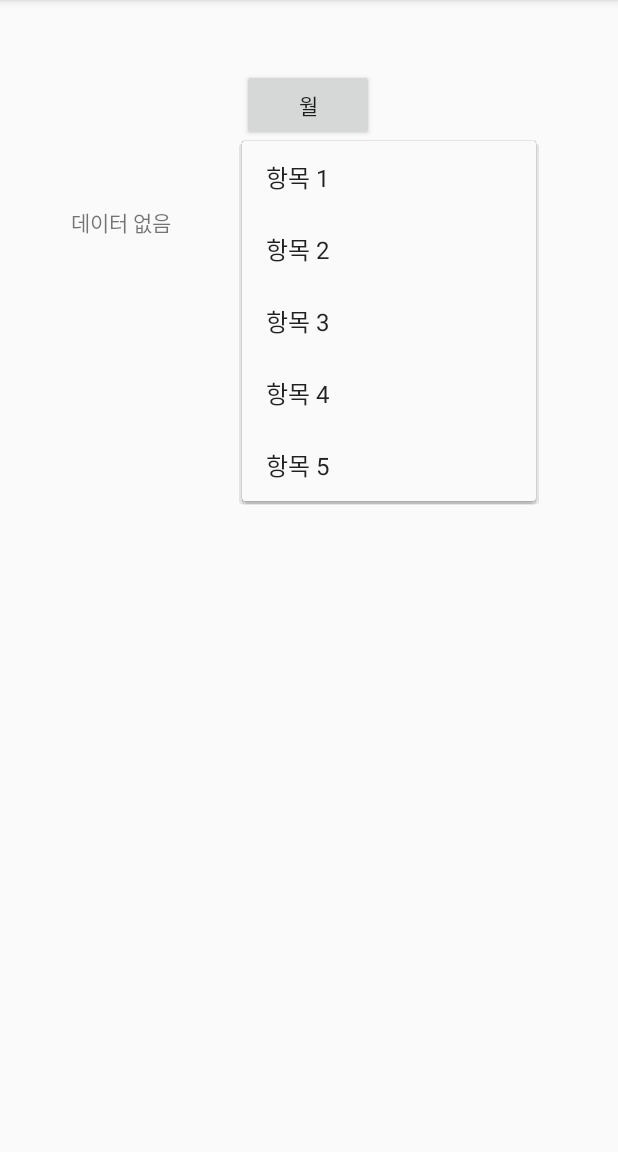
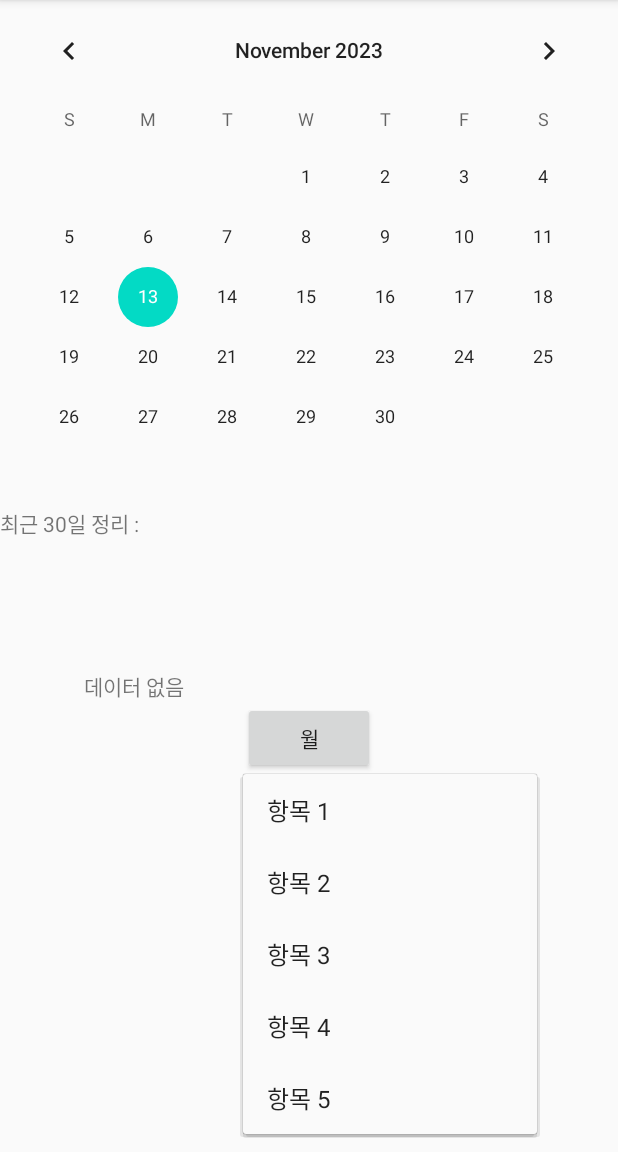
Before and after one commit to 99apollo/MobileSoftware, an Android app: the FoodAnalyze screen opened directly, with no data from a screen before it, after a tap on an icon or button, on a phone screen of 412 x 824 dp, the part 84-1236 px from its top. Run offline under Robolectric (Android 15) with nearby library versions, the phone set to English and light mode, and no system bars.

Commit message:
수정본

```diff
--- a/app/build.gradle
+++ b/app/build.gradle
@@ -3,7 +3,7 @@ plugins {
 }
 
 android {
-    compileSdk 32
+    compileSdk 34
 
     defaultConfig {
         applicationId "com.example.myapplication"
@@ -33,6 +33,7 @@ dependencies {
     implementation 'com.android.support.constraint:constraint-layout:2.0.4'
     implementation 'androidx.constraintlayout:constraintlayout:2.1.4'
     implementation 'com.google.android.material:material:1.6.1'
+    implementation 'androidx.compose.animation:animation-graphics-android:+'
     testImplementation 'junit:junit:4.13.2'
     androidTestImplementation 'com.android.support.test:runner:1.0.2'
     androidTestImplementation 'com.android.support.test.espresso:espresso-core:3.0.2'
--- a/app/src/main/java/com/example/myapplication/FoodAnalyze.java
+++ b/app/src/main/java/com/example/myapplication/FoodAnalyze.java
@@ -1,7 +1,9 @@
 package com.example.myapplication;
 
+import android.content.Context;
 import android.content.SharedPreferences;
 import android.os.Bundle;
+import android.util.Log;
 import android.view.MenuItem;
 import android.view.View;
 import android.widget.Button;
@@ -12,11 +14,24 @@ import android.widget.Toast;
 import androidx.annotation.Nullable;
 import androidx.appcompat.app.AppCompatActivity;
 
+import com.google.gson.Gson;
+
+import java.text.ParseException;
+import java.text.SimpleDateFormat;
+import java.util.ArrayList;
+import java.util.Calendar;
+import java.util.Date;
+import java.util.HashMap;
+import java.util.List;
+import java.util.Locale;
+import java.util.Map;
+
 public class FoodAnalyze extends AppCompatActivity {
 
     private TextView displayDataTextView;
     private SharedPreferences sharedPreferences;
     private static final String PREFERENCES_NAME = "FoodPreferences";
+
     @Override
     protected void onCreate(@Nullable Bundle saveInstanceState){
         super.onCreate(saveInstanceState);
@@ -28,8 +43,79 @@ public class FoodAnalyze extends AppCompatActivity {
                 showDynamicPopupMenu(view);
             }
         });
+        List<FoodData> dataList=getAllFoodDataFromPreferences();
+        int totalCost=0;
+        int totalCal=0;
+        int brekfastCal=0;
+        int lunchCal=0;
+        int dinnerCal=0;
+        int drinkCal=0;
+        for(FoodData entry:dataList){
+            String Type=entry.getSelectedType();
+            totalCost+=entry.getCost();
+            // 조식, 중식, 석식, 음료에 해당하는 칼로리 업데이트
+            if (Type.equals("조식")) {
+                brekfastCal+=entry.getCalories();
+            } else if (Type.equals("중식")) {
+                lunchCal+=entry.getCalories();
+            } else if (Type.equals("석식")) {
+                dinnerCal+=entry.getCalories();
+            } else if (Type.equals("음료")) {
+                drinkCal+=entry.getCalories();
+            }
+            totalCal+=entry.getCalories();
+        }
+        Log.e("cal : ",totalCal+" 조식 "+brekfastCal);
+    }
+    public List<FoodData> getAllFoodDataFromPreferences() {
+        SharedPreferences sharedPreferences = getSharedPreferences(PREFERENCES_NAME, MODE_PRIVATE);
+        Map<String, ?> allEntries = sharedPreferences.getAll();
 
+        List<FoodData> foodDataList = new ArrayList<>();
+        List<FoodData> foodDatabefore30 = new ArrayList<>();
 
+        Calendar calendar = Calendar.getInstance();
+        calendar.setTime(new Date());
+        long currentTimeInMillis = calendar.getTimeInMillis();
+        // 현재 시간 가져오기
+        Calendar currentTime = Calendar.getInstance();
+        for (Map.Entry<String, ?> entry : allEntries.entrySet()) {
+            String foodDataJson = entry.getValue().toString();
+            if (!entry.getKey().startsWith("data_set_")) {
+                continue;
+            }
+            Log.e("시발 : ",foodDataJson+" key "+entry.getKey());
+            FoodData foodData = new Gson().fromJson(foodDataJson, FoodData.class);
+            foodDataList.add(foodData);
+            String selectedDateStr = foodData.getSelectedDate(); // "2023년11월8일12시35분"와 같은 형식
+            Calendar selectedTime = parseSelectedDate(selectedDateStr);
+            // 현재 시간과 선택한 시간의 차이를 일로 계산
+            String test= String.valueOf(currentTime.getTimeInMillis());
+
+            long diffMillis = currentTime.getTimeInMillis() - selectedTime.getTimeInMillis();
+            int diffDays = (int) (diffMillis / (1000 * 60 * 60 * 24));
+
+            Log.e("시간 비교",String.valueOf(selectedTime.getTimeInMillis())+"  "+test+" "+diffDays);
+            // 30일 이내인 경우만 추가
+            if (diffDays <= 30) {
+                foodDatabefore30.add(foodData);
+            }
+        }
+
+        return foodDatabefore30;
+    }
+    // 선택한 날짜 문자열을 파싱하여 Calendar 객체로 변환
+    private Calendar parseSelectedDate(String selectedDateStr) {
+        SimpleDateFormat format = new SimpleDateFormat("yyyy년MM월dd일HH시mm분", Locale.getDefault());
+        try {
+            Date date = format.parse(selectedDateStr);
+            Calendar calendar = Calendar.getInstance();
+            calendar.setTime(date);
+            return calendar;
+        } catch (ParseException e) {
+            e.printStackTrace();
+            return null;
+        }
     }
     private void showDynamicPopupMenu(View view) {
         PopupMenu popupMenu = new PopupMenu(this, view);
--- a/app/src/main/res/layout/food_analyze_layout.xml
+++ b/app/src/main/res/layout/food_analyze_layout.xml
@@ -1,33 +1,54 @@
 <?xml version="1.0" encoding="utf-8"?>
 <androidx.constraintlayout.widget.ConstraintLayout xmlns:android="http://schemas.android.com/apk/res/android"
+    xmlns:app="http://schemas.android.com/apk/res-auto"
+    xmlns:tools="http://schemas.android.com/tools"
     android:layout_width="match_parent"
     android:layout_height="match_parent"
-    xmlns:app="http://schemas.android.com/apk/res-auto"
-    xmlns:tools="http://schemas.android.com/tools"
     tools:context=".FoodAnalyze">
+
+
+    <CalendarView
+        android:layout_width="match_parent"
+        android:layout_height="wrap_content"
+        app:layout_constraintEnd_toEndOf="parent"
+        app:layout_constraintStart_toStartOf="parent"
+        app:layout_constraintTop_toTopOf="parent"
+        android:id="@+id/calenderView"
+        tools:ignore="MissingConstraints" />
+
+    <androidx.constraintlayout.widget.ConstraintLayout
+        android:layout_width="match_parent"
+        android:layout_height="wrap_content"
+        app:layout_constraintStart_toStartOf="parent"
+        app:layout_constraintTop_toBottomOf="@+id/calenderView">
+
+        <TextView
+            android:layout_width="match_parent"
+            android:layout_height="wrap_content"
+            android:text="최근 30일 정리 :"
+            app:layout_constraintBottom_toBottomOf="parent"
+            app:layout_constraintEnd_toEndOf="parent"
+            app:layout_constraintStart_toStartOf="parent" />
+
+
+    </androidx.constraintlayout.widget.ConstraintLayout>
+    <TextView
+        android:id="@+id/total_price"
+        android:layout_width="wrap_content"
+        android:layout_height="wrap_content"
+        android:layout_marginStart="56dp"
+        android:layout_marginBottom="300dp"
+        android:text="데이터 없음"
+        app:layout_constraintBottom_toBottomOf="parent"
+        app:layout_constraintStart_toStartOf="parent" />
 
     <Button
         android:id="@+id/month"
         android:layout_width="wrap_content"
         android:layout_height="wrap_content"
         android:text="월"
-        app:layout_constraintBottom_toBottomOf="parent"
         app:layout_constraintEnd_toEndOf="parent"
-        app:layout_constraintHorizontal_bias="0.498"
         app:layout_constraintStart_toStartOf="parent"
-        app:layout_constraintTop_toTopOf="parent"
-        app:layout_constraintVertical_bias="0.064" />
-
-
-    <TextView
-        android:layout_width="wrap_content"
-        android:layout_height="wrap_content"
-        android:text="데이터 없음"
-        android:id="@+id/total_price"
-        app:layout_constraintBottom_toBottomOf="parent"
-        app:layout_constraintEnd_toStartOf="@+id/month"
-        app:layout_constraintStart_toStartOf="parent"
-        app:layout_constraintTop_toBottomOf="@+id/month"
-        app:layout_constraintVertical_bias="0.066" />
+        app:layout_constraintTop_toBottomOf="@+id/total_price" />
 
 </androidx.constraintlayout.widget.ConstraintLayout>
--- a/settings.gradle
+++ b/settings.gradle
@@ -13,6 +13,7 @@ dependencyResolutionManagement {
         google()
         mavenCentral()
     }
+
 }
 rootProject.name = "My Application"
 include ':app'
```
Also changed, not shown: app/src/main/java/com/example/myapplication/FoodData.java (+5 -3 lines), app/src/main/java/com/example/myapplication/FoodDataAdapter.java (+7 -3 lines), app/src/main/java/com/example/myapplication/FoodInput.java (+40 -9 lines), app/src/main/java/com/example/myapplication/FoodView.java (+21 -3 lines), app/src/main/java/com/example/myapplication/FoodViewInfo.java (+16 -1 lines), app/src/main/java/com/example/myapplication/MonthData.java (added, +74 -0 lines), app/src/main/res/layout/food_input_layout.xml (+4 -5 lines), app/src/main/res/layout/view_recyclerview_click.xml (+34 -0 lines).
